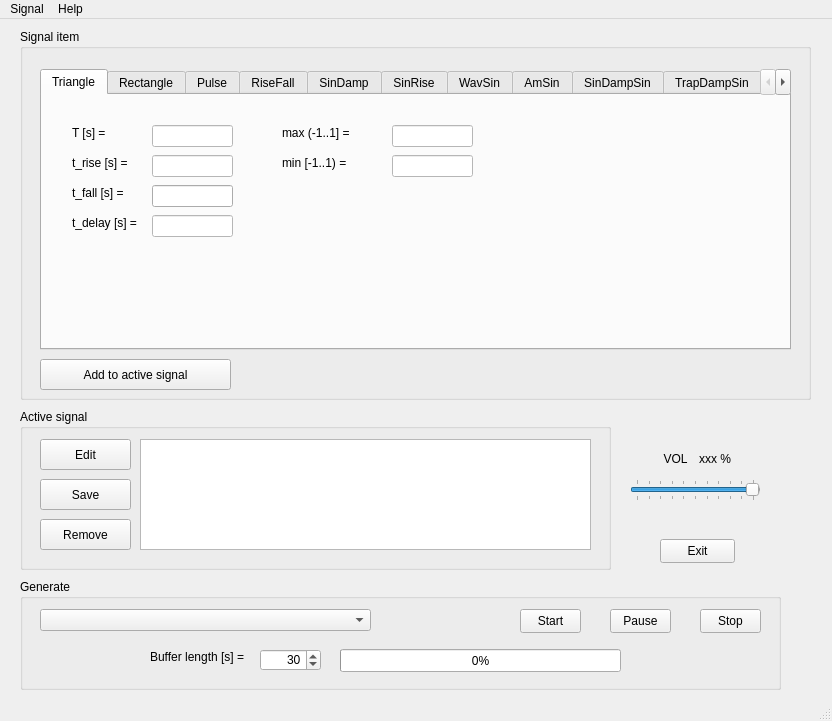
mu1492/SignalGenerator, file SignalGenerator.ui: the form before one commit.
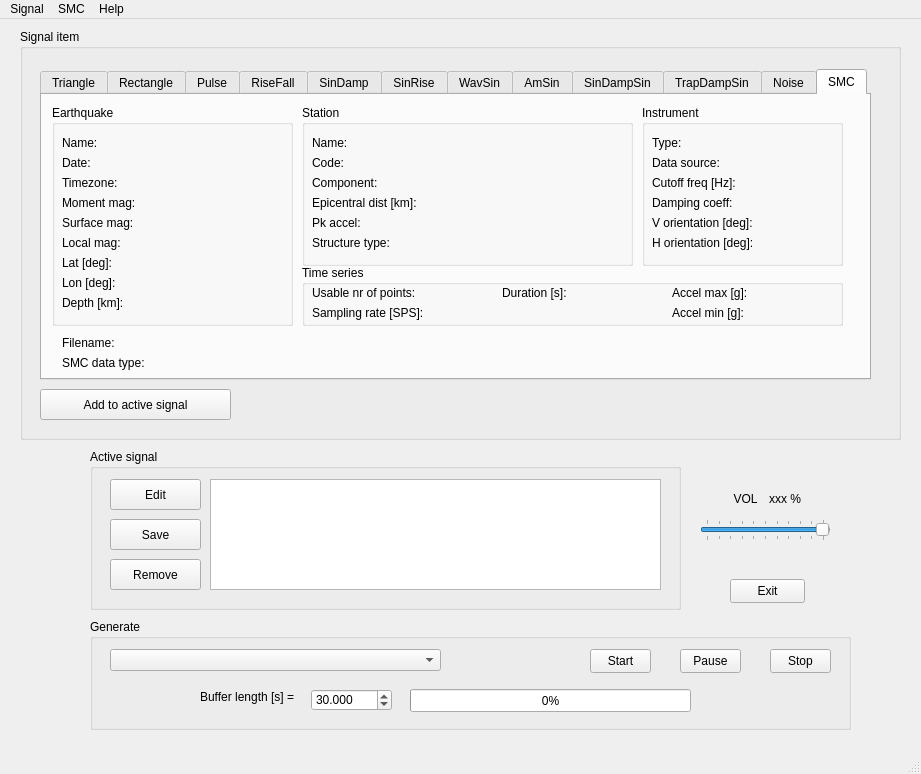
The form after the commit. The open tabs and pages were chosen to show the change.

```diff
--- a/SignalGenerator.ui
+++ b/SignalGenerator.ui
@@ -6,8 +6,8 @@
    <rect>
     <x>0</x>
     <y>0</y>
-    <width>832</width>
-    <height>721</height>
+    <width>921</width>
+    <height>774</height>
    </rect>
   </property>
   <property name="windowTitle">
@@ -19,8 +19,8 @@
      <rect>
       <x>40</x>
       <y>50</y>
-      <width>751</width>
-      <height>281</height>
+      <width>831</width>
+      <height>311</height>
      </rect>
     </property>
     <property name="autoFillBackground">
@@ -2080,12 +2080,797 @@
       </property>
      </widget>
     </widget>
+    <widget class="QWidget" name="SignalTabSmc">
+     <attribute name="title">
+      <string>SMC</string>
+     </attribute>
+     <widget class="QGroupBox" name="SmcEarthquakeGroupBox">
+      <property name="geometry">
+       <rect>
+        <x>10</x>
+        <y>10</y>
+        <width>241</width>
+        <height>221</height>
+       </rect>
+      </property>
+      <property name="title">
+       <string>Earthquake</string>
+      </property>
+      <widget class="QLabel" name="SmcEqNameLabel">
+       <property name="geometry">
+        <rect>
+         <x>10</x>
+         <y>30</y>
+         <width>81</width>
+         <height>16</height>
+        </rect>
+       </property>
+       <property name="text">
+        <string>Name:</string>
+       </property>
+      </widget>
+      <widget class="QLabel" name="SmcEqDateLabel">
+       <property name="geometry">
+        <rect>
+         <x>10</x>
+         <y>50</y>
+         <width>81</width>
+         <height>16</height>
+        </rect>
+       </property>
+       <property name="text">
+        <string>Date:</string>
+       </property>
+      </widget>
+      <widget class="QLabel" name="SmcEqMwLabel">
+       <property name="geometry">
+        <rect>
+         <x>10</x>
+         <y>90</y>
+         <width>81</width>
+         <height>16</height>
+        </rect>
+       </property>
+       <property name="text">
+        <string>Moment mag:</string>
+       </property>
+      </widget>
+      <widget class="QLabel" name="SmcEqMsLabel">
+       <property name="geometry">
+        <rect>
+         <x>10</x>
+         <y>110</y>
+         <width>81</width>
+         <height>16</height>
+        </rect>
+       </property>
+       <property name="text">
+        <string>Surface mag:</string>
+       </property>
+      </widget>
+      <widget class="QLabel" name="SmcEqMlLabel">
+       <property name="geometry">
+        <rect>
+         <x>10</x>
+         <y>130</y>
+         <width>81</width>
+         <height>16</height>
+        </rect>
+       </property>
+       <property name="text">
+        <string>Local mag:</string>
+       </property>
+      </widget>
+      <widget class="QLabel" name="SmcEqLatLabel">
+       <property name="geometry">
+        <rect>
+         <x>10</x>
+         <y>150</y>
+         <width>81</width>
+         <height>16</height>
+        </rect>
+       </property>
+       <property name="text">
+        <string>Lat [deg]:</string>
+       </property>
+      </widget>
+      <widget class="QLabel" name="SmcEqLonLabel">
+       <property name="geometry">
+        <rect>
+         <x>10</x>
+         <y>170</y>
+         <width>81</width>
+         <height>16</height>
+        </rect>
+       </property>
+       <property name="text">
+        <string>Lon [deg]:</string>
+       </property>
+      </widget>
+      <widget class="QLabel" name="SmcEqDepthLabel">
+       <property name="geometry">
+        <rect>
+         <x>10</x>
+         <y>190</y>
+         <width>81</width>
+         <height>16</height>
+        </rect>
+       </property>
+       <property name="text">
+        <string>Depth [km]:</string>
+       </property>
+      </widget>
+      <widget class="QLabel" name="SmcEqNameValue">
+       <property name="geometry">
+        <rect>
+         <x>100</x>
+         <y>30</y>
+         <width>131</width>
+         <height>16</height>
+        </rect>
+       </property>
+       <property name="text">
+        <string/>
+       </property>
+      </widget>
+      <widget class="QLabel" name="SmcEqDateValue">
+       <property name="geometry">
+        <rect>
+         <x>100</x>
+         <y>50</y>
+         <width>131</width>
+         <height>16</height>
+        </rect>
+       </property>
+       <property name="text">
+        <string/>
+       </property>
+      </widget>
+      <widget class="QLabel" name="SmcEqMwValue">
+       <property name="geometry">
+        <rect>
+         <x>100</x>
+         <y>90</y>
+         <width>131</width>
+         <height>16</height>
+        </rect>
+       </property>
+       <property name="text">
+        <string/>
+       </property>
+      </widget>
+      <widget class="QLabel" name="SmcEqMsValue">
+       <property name="geometry">
+        <rect>
+         <x>100</x>
+         <y>110</y>
+         <width>131</width>
+         <height>16</height>
+        </rect>
+       </property>
+       <property name="text">
+        <string/>
+       </property>
+      </widget>
+      <widget class="QLabel" name="SmcEqMlValue">
+       <property name="geometry">
+        <rect>
+         <x>100</x>
+         <y>130</y>
+         <width>131</width>
+         <height>16</height>
+        </rect>
+       </property>
+       <property name="text">
+        <string/>
+       </property>
+      </widget>
+      <widget class="QLabel" name="SmcEqLatValue">
+       <property name="geometry">
+        <rect>
+         <x>100</x>
+         <y>150</y>
+         <width>131</width>
+         <height>16</height>
+        </rect>
+       </property>
+       <property name="text">
+        <string/>
+       </property>
+      </widget>
+      <widget class="QLabel" name="SmcEqLonValue">
+       <property name="geometry">
+        <rect>
+         <x>100</x>
+         <y>170</y>
+         <width>131</width>
+         <height>16</height>
+        </rect>
+       </property>
+       <property name="text">
+        <string/>
+       </property>
+      </widget>
+      <widget class="QLabel" name="SmcEqDepthValue">
+       <property name="geometry">
+        <rect>
+         <x>100</x>
+         <y>190</y>
+         <width>131</width>
+         <height>16</height>
+        </rect>
+       </property>
+       <property name="text">
+        <string/>
+       </property>
+      </widget>
+      <widget class="QLabel" name="SmcEqTimezoneLabel">
+       <property name="geometry">
+        <rect>
+         <x>10</x>
+         <y>70</y>
+         <width>81</width>
+         <height>16</height>
+        </rect>
+       </property>
+       <property name="text">
+        <string>Timezone:</string>
+       </property>
+      </widget>
+      <widget class="QLabel" name="SmcEqTimezoneValue">
+       <property name="geometry">
+        <rect>
+         <x>100</x>
+         <y>70</y>
+         <width>131</width>
+         <height>16</height>
+        </rect>
+       </property>
+       <property name="text">
+        <string/>
+       </property>
+      </widget>
+     </widget>
+     <widget class="QGroupBox" name="SmcStationGroupBox">
+      <property name="geometry">
+       <rect>
+        <x>260</x>
+        <y>10</y>
+        <width>331</width>
+        <height>161</height>
+       </rect>
+      </property>
+      <property name="title">
+       <string>Station</string>
+      </property>
+      <widget class="QLabel" name="SmcStationNameLabel">
+       <property name="geometry">
+        <rect>
+         <x>10</x>
+         <y>30</y>
+         <width>121</width>
+         <height>16</height>
+        </rect>
+       </property>
+       <property name="text">
+        <string>Name:</string>
+       </property>
+      </widget>
+      <widget class="QLabel" name="SmcStationEpicentralDistLabel">
+       <property name="geometry">
+        <rect>
+         <x>10</x>
+         <y>90</y>
+         <width>121</width>
+         <height>16</height>
+        </rect>
+       </property>
+       <property name="text">
+        <string>Epicentral dist [km]:</string>
+       </property>
+      </widget>
+      <widget class="QLabel" name="SmcStationComponentLabel">
+       <property name="geometry">
+        <rect>
+         <x>10</x>
+         <y>70</y>
+         <width>121</width>
+         <height>16</height>
+        </rect>
+       </property>
+       <property name="text">
+        <string>Component:</string>
+       </property>
+      </widget>
+      <widget class="QLabel" name="SmcStationPkAccelLabel">
+       <property name="geometry">
+        <rect>
+         <x>10</x>
+         <y>110</y>
+         <width>121</width>
+         <height>16</height>
+        </rect>
+       </property>
+       <property name="text">
+        <string>Pk accel:</string>
+       </property>
+      </widget>
+      <widget class="QLabel" name="SmcStationStructureTypeLabel">
+       <property name="geometry">
+        <rect>
+         <x>10</x>
+         <y>130</y>
+         <width>121</width>
+         <height>16</height>
+        </rect>
+       </property>
+       <property name="text">
+        <string>Structure type:</string>
+       </property>
+      </widget>
+      <widget class="QLabel" name="SmcStationCodeLabel">
+       <property name="geometry">
+        <rect>
+         <x>10</x>
+         <y>50</y>
+         <width>121</width>
+         <height>16</height>
+        </rect>
+       </property>
+       <property name="text">
+        <string>Code:</string>
+       </property>
+      </widget>
+      <widget class="QLabel" name="SmcStationCodeValue">
+       <property name="geometry">
+        <rect>
+         <x>140</x>
+         <y>50</y>
+         <width>181</width>
+         <height>16</height>
+        </rect>
+       </property>
+       <property name="text">
+        <string/>
+       </property>
+      </widget>
+      <widget class="QLabel" name="SmcStationNameValue">
+       <property name="geometry">
+        <rect>
+         <x>140</x>
+         <y>30</y>
+         <width>181</width>
+         <height>16</height>
+        </rect>
+       </property>
+       <property name="text">
+        <string/>
+       </property>
+      </widget>
+      <widget class="QLabel" name="SmcStationComponentValue">
+       <property name="geometry">
+        <rect>
+         <x>140</x>
+         <y>70</y>
+         <width>181</width>
+         <height>16</height>
+        </rect>
+       </property>
+       <property name="text">
+        <string/>
+       </property>
+      </widget>
+      <widget class="QLabel" name="SmcStationEpicentralDistValue">
+       <property name="geometry">
+        <rect>
+         <x>140</x>
+         <y>90</y>
+         <width>181</width>
+         <height>16</height>
+        </rect>
+       </property>
+       <property name="text">
+        <string/>
+       </property>
+      </widget>
+      <widget class="QLabel" name="SmcStationPkAccelValue">
+       <property name="geometry">
+        <rect>
+         <x>140</x>
+         <y>110</y>
+         <width>181</width>
+         <height>16</height>
+        </rect>
+       </property>
+       <property name="text">
+        <string/>
+       </property>
+      </widget>
+      <widget class="QLabel" name="SmcStationStructureTypeValue">
+       <property name="geometry">
+        <rect>
+         <x>140</x>
+         <y>130</y>
+         <width>181</width>
+         <height>16</height>
+        </rect>
+       </property>
+       <property name="text">
+        <string/>
+       </property>
+      </widget>
+     </widget>
+     <widget class="QGroupBox" name="SmcInstrumentGroupBox">
+      <property name="geometry">
+       <rect>
+        <x>600</x>
+        <y>10</y>
+        <width>201</width>
+        <height>161</height>
+       </rect>
+      </property>
+      <property name="title">
+       <string>Instrument</string>
+      </property>
+      <widget class="QLabel" name="SmcInstCutoffLabel">
+       <property name="geometry">
+        <rect>
+         <x>10</x>
+         <y>70</y>
+         <width>111</width>
+         <height>16</height>
+        </rect>
+       </property>
+       <property name="text">
+        <string>Cutoff freq [Hz]:</string>
+       </property>
+      </widget>
+      <widget class="QLabel" name="SmcInstDampingCoeffLabel">
+       <property name="geometry">
+        <rect>
+         <x>10</x>
+         <y>90</y>
+         <width>111</width>
+         <height>16</height>
+        </rect>
+       </property>
+       <property name="text">
+        <string>Damping coeff:</string>
+       </property>
+      </widget>
+      <widget class="QLabel" name="SmcInstTypeLabel">
+       <property name="geometry">
+        <rect>
+         <x>10</x>
+         <y>30</y>
+         <width>111</width>
+         <height>16</height>
+        </rect>
+       </property>
+       <property name="text">
+        <string>Type:</string>
+       </property>
+      </widget>
+      <widget class="QLabel" name="SmcInstDataSourceLabel">
+       <property name="geometry">
+        <rect>
+         <x>10</x>
+         <y>50</y>
+         <width>111</width>
+         <height>16</height>
+        </rect>
+       </property>
+       <property name="text">
+        <string>Data source:</string>
+       </property>
+      </widget>
+      <widget class="QLabel" name="SmcInstVOrientationLabel">
+       <property name="geometry">
+        <rect>
+         <x>10</x>
+         <y>110</y>
+         <width>111</width>
+         <height>16</height>
+        </rect>
+       </property>
+       <property name="text">
+        <string>V orientation [deg]:</string>
+       </property>
+      </widget>
+      <widget class="QLabel" name="SmcInstHOrientationLabel">
+       <property name="geometry">
+        <rect>
+         <x>10</x>
+         <y>130</y>
+         <width>111</width>
+         <height>16</height>
+        </rect>
+       </property>
+       <property name="text">
+        <string>H orientation [deg]:</string>
+       </property>
+      </widget>
+      <widget class="QLabel" name="SmcInstTypeValue">
+       <property name="geometry">
+        <rect>
+         <x>120</x>
+         <y>30</y>
+         <width>71</width>
+         <height>16</height>
+        </rect>
+       </property>
+       <property name="text">
+        <string/>
+       </property>
+      </widget>
+      <widget class="QLabel" name="SmcInstDataSourceValue">
+       <property name="geometry">
+        <rect>
+         <x>120</x>
+         <y>50</y>
+         <width>71</width>
+         <height>16</height>
+        </rect>
+       </property>
+       <property name="text">
+        <string/>
+       </property>
+      </widget>
+      <widget class="QLabel" name="SmcInstCutoffValue">
+       <property name="geometry">
+        <rect>
+         <x>120</x>
+         <y>70</y>
+         <width>71</width>
+         <height>16</height>
+        </rect>
+       </property>
+       <property name="text">
+        <string/>
+       </property>
+      </widget>
+      <widget class="QLabel" name="SmcInstDampingCoeffValue">
+       <property name="geometry">
+        <rect>
+         <x>120</x>
+         <y>90</y>
+         <width>71</width>
+         <height>16</height>
+        </rect>
+       </property>
+       <property name="text">
+        <string/>
+       </property>
+      </widget>
+      <widget class="QLabel" name="SmcInstVOrientationValue">
+       <property name="geometry">
+        <rect>
+         <x>120</x>
+         <y>110</y>
+         <width>71</width>
+         <height>16</height>
+        </rect>
+       </property>
+       <property name="text">
+        <string/>
+       </property>
+      </widget>
+      <widget class="QLabel" name="SmcInstHOrientationValue">
+       <property name="geometry">
+        <rect>
+         <x>120</x>
+         <y>130</y>
+         <width>71</width>
+         <height>16</height>
+        </rect>
+       </property>
+       <property name="text">
+        <string/>
+       </property>
+      </widget>
+     </widget>
+     <widget class="QLabel" name="SmcDataTypeLabel">
+      <property name="geometry">
+       <rect>
+        <x>20</x>
+        <y>260</y>
+        <width>101</width>
+        <height>16</height>
+       </rect>
+      </property>
+      <property name="text">
+       <string>SMC data type:</string>
+      </property>
+     </widget>
+     <widget class="QLabel" name="SmcFilenameValue">
+      <property name="geometry">
+       <rect>
+        <x>110</x>
+        <y>240</y>
+        <width>721</width>
+        <height>20</height>
+       </rect>
+      </property>
+      <property name="text">
+       <string/>
+      </property>
+     </widget>
+     <widget class="QLabel" name="SmcFilenameLabel">
+      <property name="geometry">
+       <rect>
+        <x>20</x>
+        <y>240</y>
+        <width>71</width>
+        <height>16</height>
+       </rect>
+      </property>
+      <property name="text">
+       <string>Filename:</string>
+      </property>
+     </widget>
+     <widget class="QLabel" name="SmcDataTypeValue">
+      <property name="geometry">
+       <rect>
+        <x>110</x>
+        <y>260</y>
+        <width>721</width>
+        <height>16</height>
+       </rect>
+      </property>
+      <property name="text">
+       <string/>
+      </property>
+     </widget>
+     <widget class="QGroupBox" name="SmcTimeSeriesGroupBox">
+      <property name="geometry">
+       <rect>
+        <x>260</x>
+        <y>170</y>
+        <width>541</width>
+        <height>61</height>
+       </rect>
+      </property>
+      <property name="title">
+       <string>Time series</string>
+      </property>
+      <widget class="QLabel" name="SmcTimeUsablePointsLabel">
+       <property name="geometry">
+        <rect>
+         <x>10</x>
+         <y>20</y>
+         <width>111</width>
+         <height>16</height>
+        </rect>
+       </property>
+       <property name="text">
+        <string>Usable nr of points:</string>
+       </property>
+      </widget>
+      <widget class="QLabel" name="SmcTimeSpsLabel">
+       <property name="geometry">
+        <rect>
+         <x>10</x>
+         <y>40</y>
+         <width>111</width>
+         <height>16</height>
+        </rect>
+       </property>
+       <property name="text">
+        <string>Sampling rate [SPS]:</string>
+       </property>
+      </widget>
+      <widget class="QLabel" name="SmcTimeDurationLabel">
+       <property name="geometry">
+        <rect>
+         <x>200</x>
+         <y>20</y>
+         <width>71</width>
+         <height>16</height>
+        </rect>
+       </property>
+       <property name="text">
+        <string>Duration [s]:</string>
+       </property>
+      </widget>
+      <widget class="QLabel" name="SmcTimeUsablePointsValue">
+       <property name="geometry">
+        <rect>
+         <x>120</x>
+         <y>20</y>
+         <width>61</width>
+         <height>16</height>
+        </rect>
+       </property>
+       <property name="text">
+        <string/>
+       </property>
+      </widget>
+      <widget class="QLabel" name="SmcTimeSpsValue">
+       <property name="geometry">
+        <rect>
+         <x>120</x>
+         <y>40</y>
+         <width>61</width>
+         <height>16</height>
+        </rect>
+       </property>
+       <property name="text">
+        <string/>
+       </property>
+      </widget>
+      <widget class="QLabel" name="SmcTimeDurationValue">
+       <property name="geometry">
+        <rect>
+         <x>270</x>
+         <y>20</y>
+         <width>41</width>
+         <height>16</height>
+        </rect>
+       </property>
+       <property name="text">
+        <string/>
+       </property>
+      </widget>
+      <widget class="QLabel" name="SmcTimeAccelMaxGLabel">
+       <property name="geometry">
+        <rect>
+         <x>370</x>
+         <y>20</y>
+         <width>91</width>
+         <height>16</height>
+        </rect>
+       </property>
+       <property name="text">
+        <string>Accel max [g]:</string>
+       </property>
+      </widget>
+      <widget class="QLabel" name="SmcTimeAccelMinGLabel">
+       <property name="geometry">
+        <rect>
+         <x>370</x>
+         <y>40</y>
+         <width>91</width>
+         <height>16</height>
+        </rect>
+       </property>
+       <property name="text">
+        <string>Accel min [g]:</string>
+       </property>
+      </widget>
+      <widget class="QLabel" name="SmcTimeAccelMinGValue">
+       <property name="geometry">
+        <rect>
+         <x>460</x>
+         <y>40</y>
+         <width>61</width>
+         <height>16</height>
+        </rect>
+       </property>
+       <property name="text">
+        <string/>
+       </property>
+      </widget>
+      <widget class="QLabel" name="SmcTimeAccelMaxGValue">
+       <property name="geometry">
+        <rect>
+         <x>460</x>
+         <y>20</y>
+         <width>61</width>
+         <height>20</height>
+        </rect>
+       </property>
+       <property name="text">
+        <string/>
+       </property>
+      </widget>
+     </widget>
+    </widget>
    </widget>
    <widget class="QGroupBox" name="GenerateGroupBox">
     <property name="geometry">
      <rect>
-      <x>20</x>
-      <y>560</y>
+      <x>90</x>
+      <y>600</y>
       <width>761</width>
       <height>111</height>
      </rect>
@@ -2145,7 +2930,7 @@
     <widget class="QLabel" name="BufferLengthLabel">
      <property name="geometry">
       <rect>
-       <x>130</x>
+       <x>110</x>
        <y>70</y>
        <width>101</width>
        <height>16</height>
@@ -2168,37 +2953,34 @@
       <number>0</number>
      </property>
     </widget>
-    <widget class="QSpinBox" name="BufferLengthSpin">
+    <widget class="QDoubleSpinBox" name="BufferLengthSpin">
      <property name="geometry">
       <rect>
-       <x>240</x>
+       <x>221</x>
        <y>70</y>
-       <width>61</width>
+       <width>81</width>
        <height>22</height>
       </rect>
      </property>
-     <property name="alignment">
-      <set>Qt::AlignRight|Qt::AlignTrailing|Qt::AlignVCenter</set>
-     </property>
-     <property name="buttonSymbols">
-      <enum>QAbstractSpinBox::UpDownArrows</enum>
+     <property name="decimals">
+      <number>3</number>
      </property>
      <property name="minimum">
-      <number>2</number>
+      <double>2.000000000000000</double>
      </property>
      <property name="maximum">
-      <number>3600</number>
+      <double>300.000000000000000</double>
      </property>
      <property name="value">
-      <number>30</number>
+      <double>30.000000000000000</double>
      </property>
     </widget>
    </widget>
    <widget class="QGroupBox" name="ActiveSignalGroupBox">
     <property name="geometry">
      <rect>
-      <x>20</x>
-      <y>390</y>
+      <x>90</x>
+      <y>430</y>
       <width>591</width>
       <height>161</height>
      </rect>
@@ -2264,8 +3046,8 @@
      <rect>
       <x>20</x>
       <y>10</y>
-      <width>791</width>
-      <height>371</height>
+      <width>881</width>
+      <height>411</height>
      </rect>
     </property>
     <property name="title">
@@ -2275,7 +3057,7 @@
      <property name="geometry">
       <rect>
        <x>20</x>
-       <y>330</y>
+       <y>360</y>
        <width>191</width>
        <height>31</height>
       </rect>
@@ -2288,8 +3070,8 @@
    <widget class="QPushButton" name="ExitButton">
     <property name="geometry">
      <rect>
-      <x>660</x>
-      <y>520</y>
+      <x>730</x>
+      <y>560</y>
       <width>75</width>
       <height>24</height>
      </rect>
@@ -2301,8 +3083,8 @@
    <widget class="QSlider" name="GenerateVolumeSlider">
     <property name="geometry">
      <rect>
-      <x>630</x>
-      <y>460</y>
+      <x>700</x>
+      <y>500</y>
       <width>131</width>
       <height>22</height>
      </rect>
@@ -2329,8 +3111,8 @@
    <widget class="QLabel" name="VolumeLabel">
     <property name="geometry">
      <rect>
-      <x>660</x>
-      <y>430</y>
+      <x>730</x>
+      <y>470</y>
       <width>31</width>
       <height>20</height>
      </rect>
@@ -2345,8 +3127,8 @@
    <widget class="QLabel" name="GenerateVolumeLabel">
     <property name="geometry">
      <rect>
-      <x>690</x>
-      <y>430</y>
+      <x>760</x>
+      <y>470</y>
       <width>41</width>
       <height>20</height>
      </rect>
@@ -2372,7 +3154,7 @@
     <rect>
      <x>0</x>
      <y>0</y>
-     <width>832</width>
+     <width>921</width>
      <height>22</height>
     </rect>
    </property>
@@ -2390,7 +3172,14 @@
     </property>
     <addaction name="actionAbout"/>
    </widget>
+   <widget class="QMenu" name="menuSMC">
+    <property name="title">
+     <string>SMC</string>
+    </property>
+    <addaction name="actionSmcOpen"/>
+   </widget>
    <addaction name="menuSignal"/>
+   <addaction name="menuSMC"/>
    <addaction name="menuHelp"/>
   </widget>
   <widget class="QStatusBar" name="statusbar"/>
```
Left out of the diff: 18 changed lines with no effect on the pictures.
